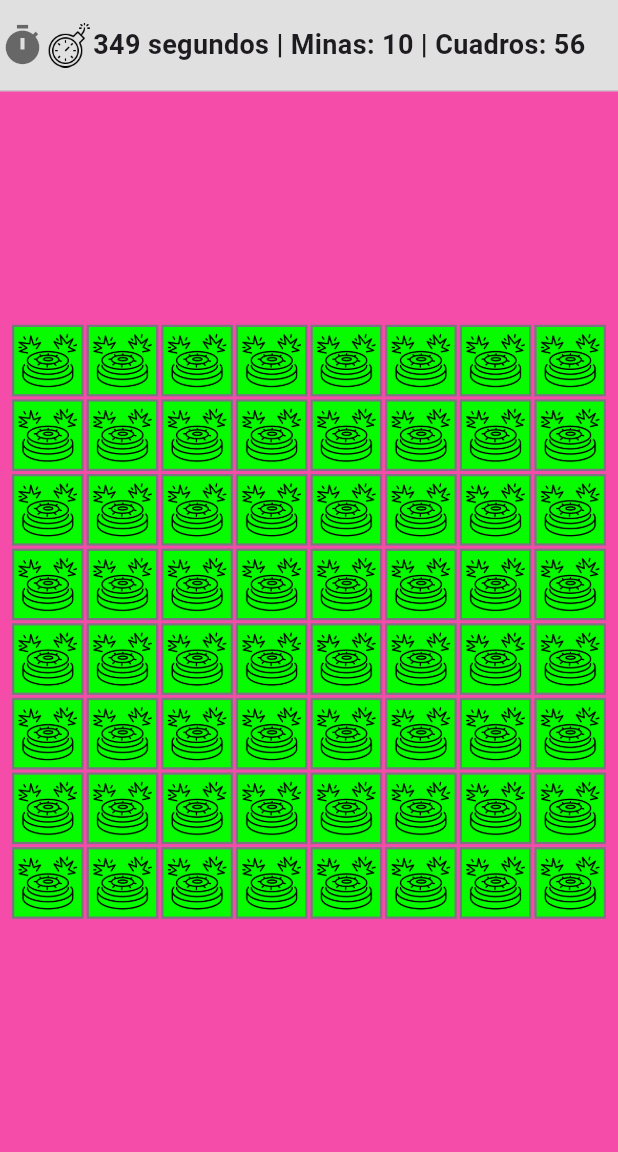
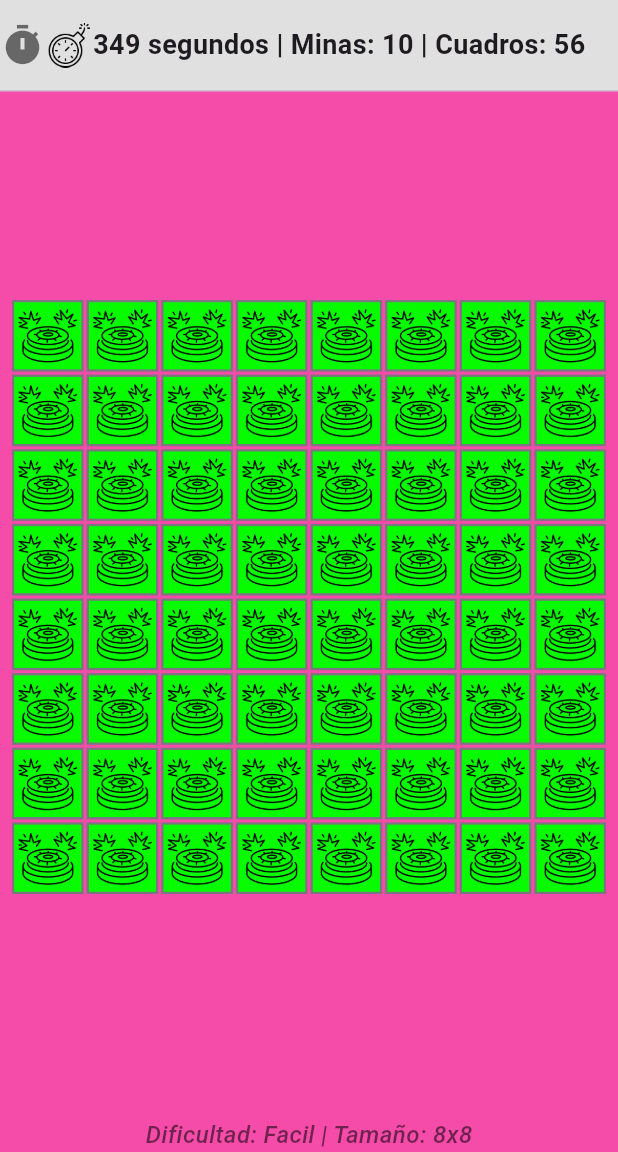
Before and after one commit to mmoscosodcl/3479A321_202601, a Flutter app: the screen it shows after launch, after a tap on "Test -> Ir a Juego", on a phone screen of 412 x 824 dp, the part 84-1236 px from its top. Run offline on Flutter 3.47's test engine with Material 3 defaults, Android fonts, the phone set to English and light mode, and no system bars; our stand-ins replace logger.

Commit message:
Primera version de parametros a pantalla de juego y uso

```diff
--- a/lib/ui/screens/menu_screen.dart
+++ b/lib/ui/screens/menu_screen.dart
@@ -14,7 +14,11 @@ class MenuScreen extends StatelessWidget {
             const Text('Pantalla de Menú'),
             // Botones temporales solo para validar la plomería
             ElevatedButton(
-              onPressed: () => Navigator.pushNamed(context, '/game'),
+              onPressed: () => Navigator.pushNamed(
+                  context,
+                  '/game',
+                  arguments: {'difficulty': 'Facil', 'gridSize': 8},
+                ),
               child: const Text('Test -> Ir a Juego'),
             ),
             ElevatedButton(
--- a/lib/ui/screens/minesweeper_screen.dart
+++ b/lib/ui/screens/minesweeper_screen.dart
@@ -33,6 +33,15 @@ class MinesweeperScreen extends StatelessWidget {
 
   @override
   Widget build(BuildContext context) {
+
+    final args = ModalRoute.of(context)?.settings.arguments as Map<String, dynamic>?;
+
+    // 2. Definimos valores por defecto (Fallback) en caso de que lleguen nulos
+    final String difficulty = args?['difficulty'] ?? 'Desconocida';
+    final int gridSize = args?['gridSize'] ?? 8; // Útil para redimensionar el tablero más adelante
+
+
+
     return Scaffold(
       appBar: AppBar(title: const Text('Buscaminas'),
       actions: [
@@ -82,6 +91,12 @@ class MinesweeperScreen extends StatelessWidget {
             Expanded( // Expande el tablero para llenar la pantalla
               child: _gameBoard(),
             ),
+            SizedBox(height: 10), // Espacio inferior
+            Center(
+              child: Text('Dificultad: $difficulty | Tamaño: ${gridSize}x$gridSize',
+                style: TextStyle(fontSize: 16, fontStyle: FontStyle.italic, color: Colors.black54),
+              ),
+            ),
           ],
         ),
       ),
```
